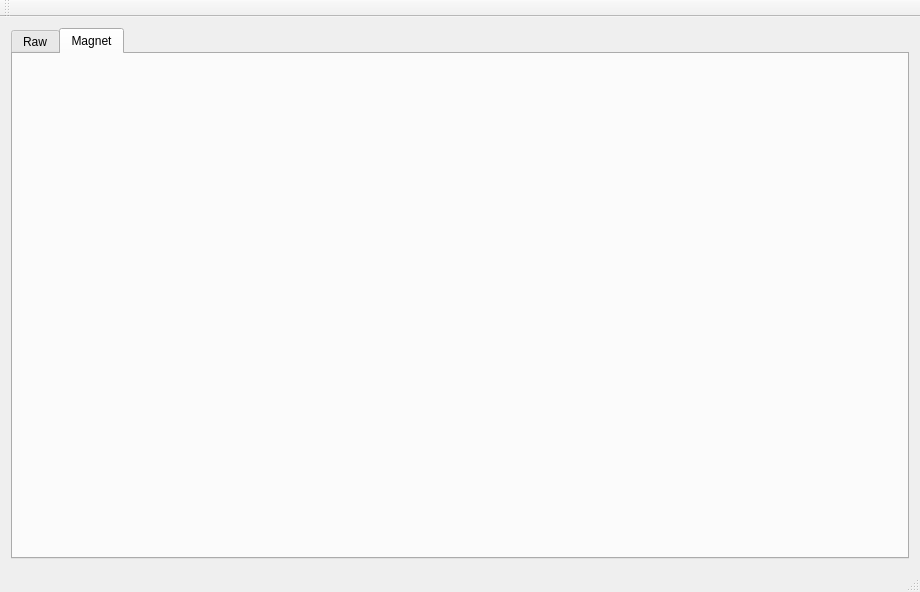
The window that ins_board_pc/mainwindow.ui (quantum-pie/ins-board-pc) describes before a commit, drawn with Qt 5.
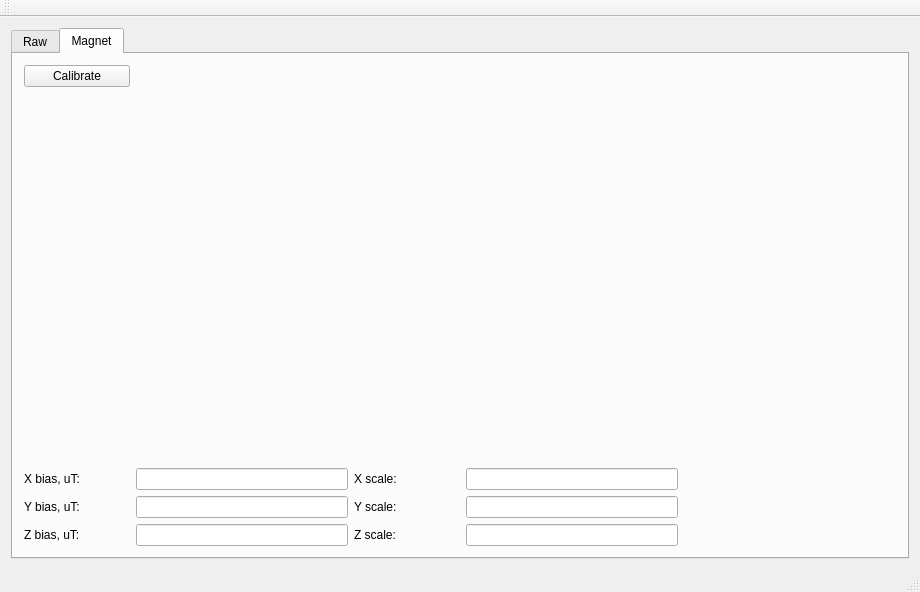
The same window after the commit. Custom widgets are drawn as their Qt base class.

Commit message: Implemented magnetometer calibration visualization

```diff
--- a/ins_board_pc/mainwindow.ui
+++ b/ins_board_pc/mainwindow.ui
@@ -61,6 +61,138 @@
        <attribute name="title">
         <string>Magnet</string>
        </attribute>
+       <layout class="QGridLayout" name="gridLayout" columnstretch="1,2,1,2,2">
+        <item row="4" column="1">
+         <widget class="QLineEdit" name="xbias_le"/>
+        </item>
+        <item row="4" column="0">
+         <widget class="QLabel" name="label">
+          <property name="text">
+           <string>X bias, uT:</string>
+          </property>
+         </widget>
+        </item>
+        <item row="4" column="2">
+         <widget class="QLabel" name="label_4">
+          <property name="text">
+           <string>X scale:</string>
+          </property>
+         </widget>
+        </item>
+        <item row="7" column="1">
+         <widget class="QLineEdit" name="zbias_le"/>
+        </item>
+        <item row="6" column="0">
+         <widget class="QLabel" name="label_2">
+          <property name="text">
+           <string>Y bias, uT:</string>
+          </property>
+         </widget>
+        </item>
+        <item row="6" column="1">
+         <widget class="QLineEdit" name="ybias_le"/>
+        </item>
+        <item row="7" column="0">
+         <widget class="QLabel" name="label_3">
+          <property name="text">
+           <string>Z bias, uT:</string>
+          </property>
+         </widget>
+        </item>
+        <item row="6" column="2">
+         <widget class="QLabel" name="label_5">
+          <property name="text">
+           <string>Y scale:</string>
+          </property>
+         </widget>
+        </item>
+        <item row="6" column="3">
+         <widget class="QLineEdit" name="yspan_le"/>
+        </item>
+        <item row="0" column="0">
+         <widget class="QPushButton" name="pushButton">
+          <property name="text">
+           <string>Calibrate</string>
+          </property>
+          <property name="checkable">
+           <bool>true</bool>
+          </property>
+         </widget>
+        </item>
+        <item row="4" column="4">
+         <spacer name="horizontalSpacer_2">
+          <property name="orientation">
+           <enum>Qt::Horizontal</enum>
+          </property>
+          <property name="sizeHint" stdset="0">
+           <size>
+            <width>40</width>
+            <height>20</height>
+           </size>
+          </property>
+         </spacer>
+        </item>
+        <item row="7" column="4">
+         <spacer name="horizontalSpacer_4">
+          <property name="orientation">
+           <enum>Qt::Horizontal</enum>
+          </property>
+          <property name="sizeHint" stdset="0">
+           <size>
+            <width>40</width>
+            <height>20</height>
+           </size>
+          </property>
+         </spacer>
+        </item>
+        <item row="4" column="3">
+         <widget class="QLineEdit" name="xspan_le"/>
+        </item>
+        <item row="6" column="4">
+         <spacer name="horizontalSpacer_3">
+          <property name="orientation">
+           <enum>Qt::Horizontal</enum>
+          </property>
+          <property name="sizeHint" stdset="0">
+           <size>
+            <width>40</width>
+            <height>20</height>
+           </size>
+          </property>
+         </spacer>
+        </item>
+        <item row="0" column="1" colspan="4">
+         <spacer name="horizontalSpacer">
+          <property name="orientation">
+           <enum>Qt::Horizontal</enum>
+          </property>
+          <property name="sizeHint" stdset="0">
+           <size>
+            <width>40</width>
+            <height>20</height>
+           </size>
+          </property>
+         </spacer>
+        </item>
+        <item row="7" column="2">
+         <widget class="QLabel" name="label_6">
+          <property name="text">
+           <string>Z scale:</string>
+          </property>
+         </widget>
+        </item>
+        <item row="7" column="3">
+         <widget class="QLineEdit" name="zspan_le"/>
+        </item>
+        <item row="1" column="0" colspan="3">
+         <widget class="QWidget" name="widget" native="true">
+          <zorder>widget_2</zorder>
+         </widget>
+        </item>
+        <item row="1" column="3" colspan="2">
+         <widget class="QWidget" name="widget_2" native="true"/>
+        </item>
+       </layout>
       </widget>
      </widget>
     </item>
```
The commit also changes 2 other files.
